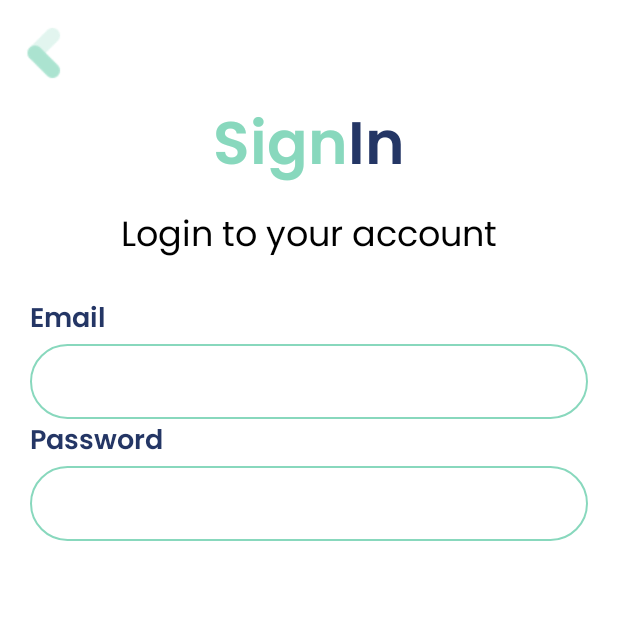
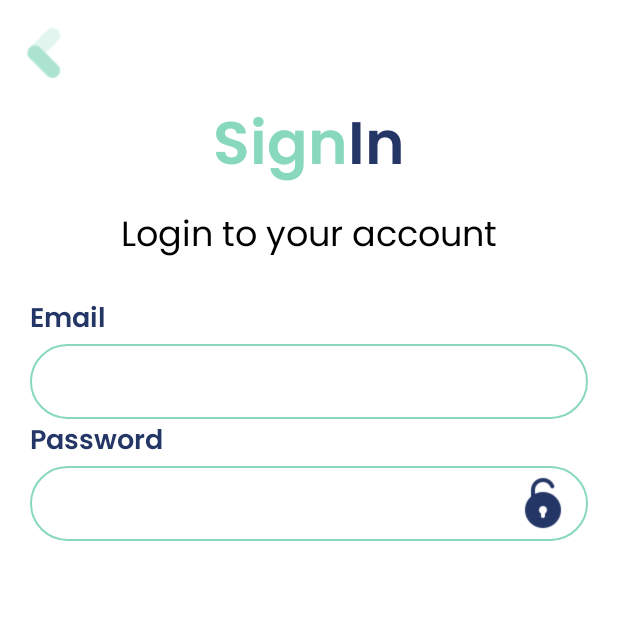
Before and after one commit to timothylidede/ExpressWay, an Android app: the Login screen opened directly, with no data from a screen before it, on a phone screen of 412 x 824 dp, the top half of it. Run offline under Robolectric (Android 15) with nearby library versions, the phone set to English and light mode, and no system bars.

Commit message:
Password Login logic

```diff
--- a/app/src/main/java/com/savala/expressway/Login.java
+++ b/app/src/main/java/com/savala/expressway/Login.java
@@ -5,6 +5,7 @@ import androidx.appcompat.app.AppCompatActivity;
 import android.content.Intent;
 import android.graphics.Typeface;
 import android.os.Bundle;
+import android.text.method.PasswordTransformationMethod;
 import android.view.View;
 import android.view.WindowManager;
 import android.widget.EditText;
@@ -19,6 +20,8 @@ public class Login extends AppCompatActivity {
     private TextView mSign, mIn, mInfo, mEmail, mPass;
 
     private EditText mEmailText, mPassText;
+
+    private ImageView mSeePass, mUnseePass;
 
     @Override
     protected void onCreate(Bundle savedInstanceState) {
@@ -54,5 +57,26 @@ public class Login extends AppCompatActivity {
 
         mEmailText = findViewById(R.id.email_text);
         mPassText = findViewById(R.id.pass_text);
+
+        mSeePass = findViewById(R.id.see_pass);
+        mUnseePass = findViewById(R.id.unsee_pass);
+
+        mSeePass.setOnClickListener(new View.OnClickListener() {
+            @Override
+            public void onClick(View view) {
+                mSeePass.setVisibility(View.INVISIBLE);
+                mUnseePass.setVisibility(View.VISIBLE);
+                mPassText.setTransformationMethod(null);
+            }
+        });
+
+        mUnseePass.setOnClickListener(new View.OnClickListener() {
+            @Override
+            public void onClick(View view) {
+                mUnseePass.setVisibility(View.INVISIBLE);
+                mSeePass.setVisibility(View.VISIBLE);
+                mPassText.setTransformationMethod(new PasswordTransformationMethod());
+            }
+        });
     }
 }
--- a/app/src/main/res/layout/activity_login.xml
+++ b/app/src/main/res/layout/activity_login.xml
@@ -117,4 +117,25 @@
         android:layout_marginLeft="20dp"
         android:layout_marginRight="20dp"/>
 
+    <ImageView
+        android:id="@+id/unsee_pass"
+        android:layout_width="40dp"
+        android:layout_height="40dp"
+        android:layout_marginTop="5dp"
+        android:src="@drawable/lock"
+        android:visibility="invisible"
+        android:layout_below="@+id/pass_title"
+        android:layout_alignParentRight="true"
+        android:layout_marginRight="30dp"/>
+
+    <ImageView
+        android:id="@+id/see_pass"
+        android:layout_width="40dp"
+        android:layout_height="40dp"
+        android:layout_marginTop="5dp"
+        android:src="@drawable/unlock"
+        android:layout_below="@+id/pass_title"
+        android:layout_alignParentRight="true"
+        android:layout_marginRight="30dp"/>
+
 </RelativeLayout>
```
Also changed, not shown: app/src/main/res/drawable/unlock.png.
